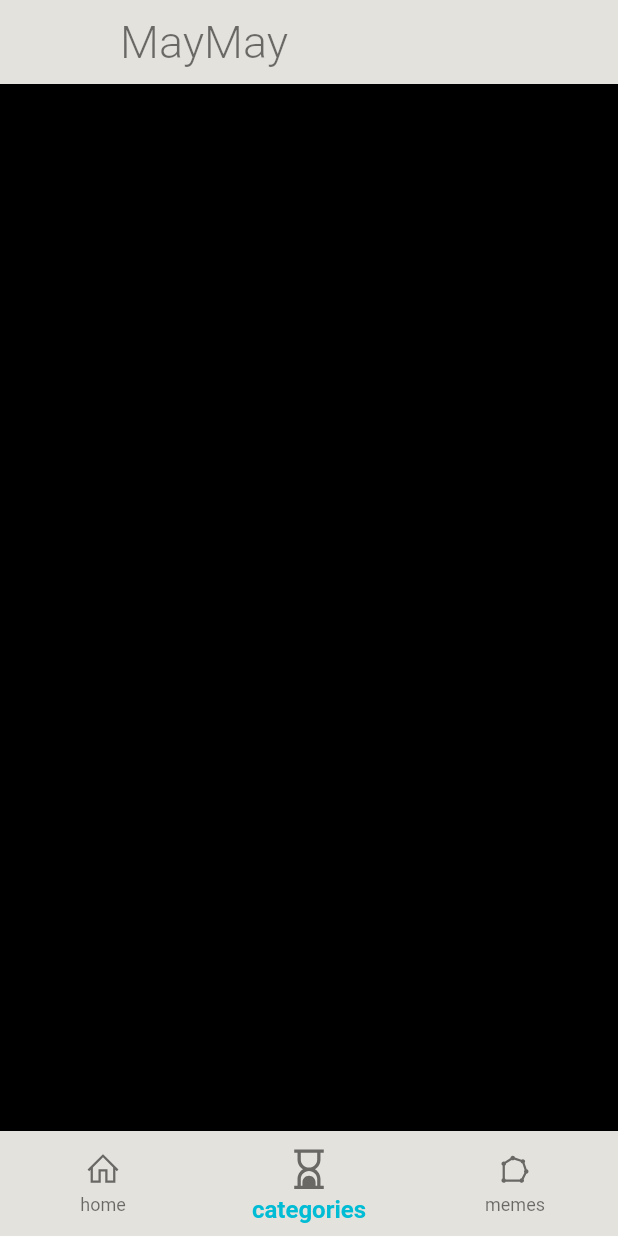
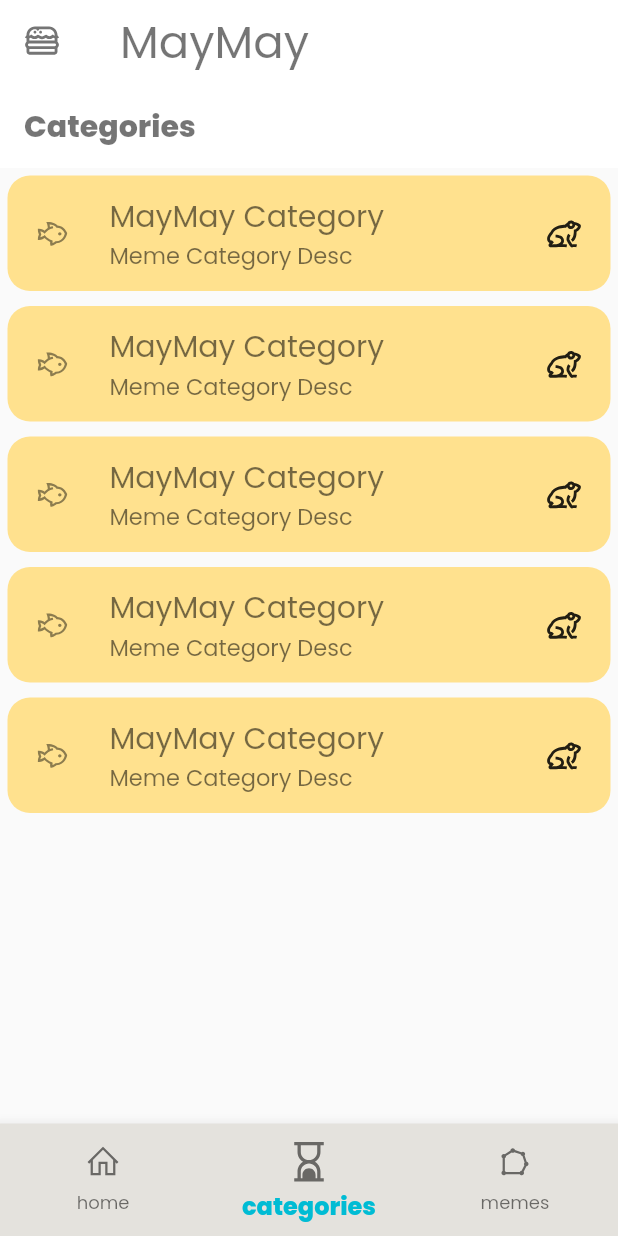
Before and after one commit to dwvicy/memeapp, a Flutter app: the screen it shows after launch, swiped to page 2, on a phone screen of 412 x 824 dp. Run offline on Flutter 3.47's test engine with Material 2 defaults, Android fonts, the phone set to English and light mode, and no system bars; our stand-ins replace line_icons.

Commit message:
feat: assets + add categories

```diff
--- a/lib/constants/AppTheme.dart
+++ b/lib/constants/AppTheme.dart
@@ -17,12 +17,12 @@ class Style {
       color: Colors.black54);
   static const TextStyle productName = TextStyle(
       fontFamily: 'Poppins',
-      fontWeight: FontWeight.bold,
+      fontWeight: FontWeight.normal,
       fontSize: 20,
       color: Colors.black54);
   static const TextStyle productDesc = TextStyle(
     fontFamily: 'Poppins',
-    fontWeight: FontWeight.bold,
+    fontWeight: FontWeight.w300,
     fontSize: 15,
     color: Colors.black54,
   );
--- /dev/null
+++ b/lib/constants/catCard.dart
@@ -0,0 +1,71 @@
+import 'package:flutter/material.dart';
+import 'package:line_icons/line_icons.dart';
+import 'package:memeapp/constants/AppTheme.dart';
+
+class CategoryCard extends StatefulWidget {
+  @override
+  _CategoryCardState createState() => _CategoryCardState();
+}
+
+class _CategoryCardState extends State<CategoryCard> {
+  @override
+  Widget build(BuildContext context) {
+    return Scaffold(
+      appBar: AppBar(
+        title: Text(
+          'Categories',
+
+          style: TextStyle(color: Colors.black54, fontSize: 20, fontWeight: FontWeight.w700),
+        ),
+        backgroundColor: Colors.white,
+        elevation: 0,
+        // leading: IconButton(
+        //   icon: Icon(
+        //     Icons.arrow_back_ios_rounded,
+        //   ),
+        //   onPressed: () {
+        //     Navigator.pop(context);
+        //   },
+        // ),
+      ),
+      body: ListView.builder(
+        itemCount: 5,
+        itemBuilder: (context, index) {
+
+          return Padding(
+            padding: const EdgeInsets.all(5.0),
+            child: Container(
+              decoration: BoxDecoration(
+                  borderRadius: BorderRadius.circular(15),
+                  color: AppTheme.lightYellow),
+              child: ListTile(
+                contentPadding: EdgeInsets.all(8),
+                isThreeLine: true,
+                leading: Padding(
+                  padding: EdgeInsets.all(10),
+                  child: Icon(LineIcons.fish),
+                ),
+                title: Text(
+                  'MayMay Category',
+                  style: Style.productName,
+                ),
+                subtitle: Text(
+                  'Meme Category Desc',
+                  style: Style.productDesc,
+                ),
+                trailing: Padding(
+                  padding: const EdgeInsets.all(8.0),
+                  child: Icon(
+                    LineIcons.frog,
+                    color: Colors.black87,
+                    size: 30,
+                  ),
+                ),
+              ),
+            ),
+          );
+        },
+      ),
+    );
+  }
+}
--- /dev/null
+++ b/lib/data/memeData.dart
@@ -0,0 +1 @@
+import 'package:flutter/material.dart';
--- a/lib/main.dart
+++ b/lib/main.dart
@@ -14,12 +14,16 @@ class MyApp extends StatelessWidget {
     return MaterialApp(
       debugShowCheckedModeBanner: false,
       initialRoute: '/',
-      routes: {
+      routes: { //Adding the routes to different pages
         '/': (context) => NavPage(),
         '/addMeme': (context) => AddMeme(),
         '/home': (context) => HomePage(),
         '/feature':(context) => FeaturePage()
       },
-    );
+      theme: ThemeData(fontFamily: 'Poppins',
+      appBarTheme:
+      AppBarTheme(iconTheme:
+          IconThemeData(color: Colors.black54, size: 30))
+    ));
   }
 }
--- a/lib/nav.dart
+++ b/lib/nav.dart
@@ -1,9 +1,11 @@
+import 'package:flutter/foundation.dart';
 import 'package:flutter/material.dart';
 import 'package:flutter/cupertino.dart';
 import 'package:line_icons/line_icons.dart';
 import 'package:memeapp/constants/AppTheme.dart';
 import 'package:memeapp/screens/addMemes.dart';
 import 'package:memeapp/screens/anotherPage.dart';
+import 'package:memeapp/screens/categories.dart';
 import 'package:memeapp/screens/feature.dart';
 import 'package:memeapp/screens/home.dart';
 
@@ -54,7 +56,7 @@ class _NavPageState extends State<NavPage> {
       },
       children: <Widget>[
         HomePage(),
-        AddMeme(),
+        CategoryList(),
         FeatureAnother(),
       ],
     );
@@ -82,9 +84,10 @@ class _NavPageState extends State<NavPage> {
   @override
   Widget build(BuildContext context) {
     return Scaffold(
-      backgroundColor: AppTheme.offWhite,
+      backgroundColor: Colors.white,
       appBar: AppBar(
-        leading: Container(),
+        // leading: Container(),
+        leading: Icon(LineIcons.hamburger),
         title: Padding(
             padding: const EdgeInsets.all(8.0),
             child: Text(
@@ -94,7 +97,7 @@ class _NavPageState extends State<NavPage> {
                   fontWeight: FontWeight.w300,
                   fontSize: 30),
             )),
-        backgroundColor: AppTheme.offWhite,
+        backgroundColor: Colors.white,
         elevation: 0,
       ),
       body: buildPageView(),
--- /dev/null
+++ b/lib/screens/categories.dart
@@ -0,0 +1,13 @@
+import 'package:flutter/cupertino.dart';
+import 'package:flutter/material.dart';
+import 'package:memeapp/constants/catCard.dart';
+
+
+class CategoryList extends StatelessWidget {
+  @override
+  Widget build(BuildContext context) {
+    return Scaffold(
+      body: CategoryCard(),
+    );
+  }
+}
```
Also changed, not shown: pubspec.yaml (+6 -6 lines), assets/fonts/Poppins-Black.ttf (added), assets/fonts/Poppins-ExtraBold.ttf (added), assets/fonts/Poppins-Regular.ttf (added).
